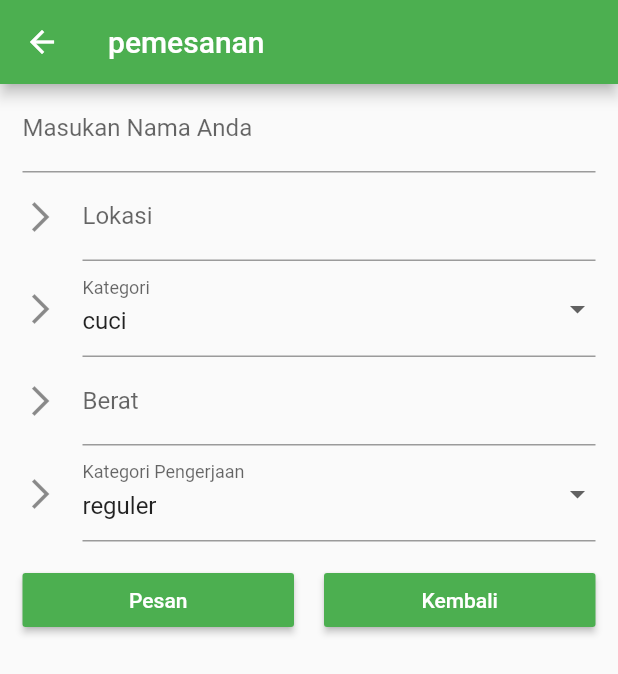
After one commit to bumpyy/laundry_kkp, a Flutter app: the PemesananAdmin screen opened directly, after a tap on "Pesan", on a phone screen of 412 x 824 dp. The commit adds this screen. Shown: the top 674 px of the screen. Run offline on Flutter 3.47's test engine with Material 2 defaults, Android fonts, the phone set to English and light mode, and no system bars; drawn by our look-alikes of flutter_form_builder; our stand-ins replace flutter_local_notifications, flutter_login, font_awesome_flutter, shared_preferences, sqflite; missing offline and left inert: indonesia; accounts and stored records are empty; project files that could hold a hidden picture were left out.

Commit message:
menggabungkan user + admin dan tambah local notif

```diff
--- a/lib/pages/widgets/sign_up.dart
+++ b/lib/pages/widgets/sign_up.dart
@@ -1,6 +1,6 @@
 import 'package:flutter/material.dart';
 import 'package:font_awesome_flutter/font_awesome_flutter.dart';
-import '../../screen/user_main.dart';
+import '../../screenUser/user_main.dart';
 import '../../services/db_helper.dart';
 import '../../services/shared_pref.dart';
 import '../../theme.dart';
--- /dev/null
+++ b/lib/screenAdmin/pemesananAdmin.dart
@@ -0,0 +1,184 @@
+import 'package:flutter/material.dart';
+import 'package:flutter_form_builder/flutter_form_builder.dart';
+import '../services/db_helper.dart';
+import '../services/shared_pref.dart';
+
+class PemesananAdmin extends StatefulWidget {
+  @override
+  _PemesananAdminState createState() => _PemesananAdminState();
+}
+
+class _PemesananAdminState extends State<PemesananAdmin> {
+  final _formKey = GlobalKey<FormBuilderState>();
+  final kategoriMap = {
+    'cuci': 10000,
+    'setrika': 12000,
+    'complete': 20000,
+  };
+  final kategoriPengerjaanMap = {
+    'reguler': 10000,
+    'express': 20000,
+    'kilat': 30000,
+  };
+
+  @override
+  Widget build(BuildContext context) {
+    return Scaffold(
+      appBar: AppBar(
+        title: Text('pemesanan'),
+      ),
+      body: Padding(
+        padding: const EdgeInsets.only(
+          left: 15.0,
+          right: 15.0,
+        ),
+        child: Column(
+          mainAxisAlignment: MainAxisAlignment.start,
+          children: <Widget>[
+            FormBuilder(
+              key: _formKey,
+              child: Column(
+                children: <Widget>[
+                  FormBuilderTextField(
+                    name: 'nama',
+                    decoration: InputDecoration(
+                      labelText: 'Masukan Nama Anda',
+                    ),
+                    // valueTransformer: (text) => num.tryParse(text),
+                    validator: FormBuilderValidators.compose([
+                      FormBuilderValidators.required(context),
+                    ]),
+                    keyboardType: TextInputType.name,
+                  ),
+                  FormBuilderTextField(
+                    name: 'lokasi',
+                    decoration: InputDecoration(
+                      icon: Icon(Icons.arrow_forward_ios),
+                      labelText: 'Lokasi',
+                    ),
+                    // valueTransformer: (text) => num.tryParse(text),
+                    validator: FormBuilderValidators.compose([
+                      FormBuilderValidators.required(context),
+                    ]),
+                    keyboardType: TextInputType.streetAddress,
+                  ),
+                  FormBuilderDropdown(
+                    name: 'kategori',
+                    decoration: InputDecoration(
+                      icon: Icon(Icons.arrow_forward_ios),
+                      labelText: 'Kategori',
+                    ),
+                    initialValue: 'cuci',
+                    // allowClear: true,
+                    hint: Text('Kategori'),
+                    validator: FormBuilderValidators.compose(
+                        [FormBuilderValidators.required(context)]),
+                    items: kategoriMap.keys
+                        .map((v) => DropdownMenuItem(
+                              value: v,
+                              child: Text('$v'),
+                            ))
+                        .toList(),
+                  ),
+                  FormBuilderTextField(
+                    name: 'berat',
+                    decoration: InputDecoration(
+                      icon: Icon(Icons.arrow_forward_ios),
+                      labelText: 'Berat',
+                    ),
+                    // valueTransformer: (text) => num.tryParse(text),
+                    validator: FormBuilderValidators.compose([
+                      FormBuilderValidators.required(context),
+                      FormBuilderValidators.numeric(context),
+                      FormBuilderValidators.max(context, 20),
+                    ]),
+                    keyboardType: TextInputType.number,
+                  ),
+                  FormBuilderDropdown(
+                    name: 'kategoriPengerjaan',
+                    decoration: InputDecoration(
+                      icon: Icon(Icons.arrow_forward_ios),
+                      labelText: 'Kategori Pengerjaan',
+                    ),
+                    initialValue: 'reguler',
+                    // allowClear: true,
+                    hint: Text('Pilih Jenis Pengerjaan'),
+                    validator: FormBuilderValidators.compose(
+                        [FormBuilderValidators.required(context)]),
+                    items: kategoriPengerjaanMap.keys
+                        .map((v) => DropdownMenuItem(
+                              value: v,
+                              child: Text('$v'),
+                            ))
+                        .toList(),
+                  ),
+                ],
+              ),
+            ),
+            Padding(
+              padding: const EdgeInsets.only(top: 15.0),
+              child: Row(
+                children: <Widget>[
+                  Expanded(
+                    child: MaterialButton(
+                      color: Theme.of(context).accentColor,
+                      child: Text(
+                        "Pesan",
+                        style: TextStyle(color: Colors.white),
+                      ),
+                      onPressed: () async {
+                        _formKey.currentState.save();
+
+                        if (_formKey.currentState.validate()) {
+                          final beratFinal =
+                              _formKey.currentState.value['berat'];
+                          final faktorHarga1 = kategoriMap[
+                              _formKey.currentState.value['kategori']];
+                          final faktorHarga2 = kategoriPengerjaanMap[_formKey
+                              .currentState.value['kategoriPengerjaan']];
+
+                          // print(beratFinal);
+                          // print(faktorHarga1);
+                          // print(faktorHarga2);
+                          final date = DateTime.now();
+                          final value = {
+                            'emailUser': SharedPrefs().username,
+                            'SudahBayar': 0,
+                            'statusPengerjaan': 'diproses',
+                            'harga': (int.parse(beratFinal) *
+                                    (faktorHarga1 + faktorHarga2))
+                                .toInt(),
+                            'date': "${date.day}-${date.month}-${date.year}"
+                          };
+                          value.addAll(_formKey.currentState.value);
+                          print(value);
+                          await DatabaseHelper.instance.insertPesanan(value);
+                          Navigator.pop(context);
+                        } else {
+                          print("validation failed");
+                        }
+                      },
+                    ),
+                  ),
+                  SizedBox(width: 20),
+                  Expanded(
+                    child: MaterialButton(
+                      color: Theme.of(context).accentColor,
+                      child: Text(
+                        "Kembali",
+                        style: TextStyle(color: Colors.white),
+                      ),
+                      onPressed: () {
+                        _formKey.currentState.reset();
+                      },
+                    ),
+                  ),
+                ],
+              ),
+            ),
+          ],
+        ),
+      ),
+    );
+  }
+}
--- a/lib/screen/detailPesanan.dart
+++ b/lib/screenUser/detailPesanan.dart
@@ -77,7 +77,7 @@ class DetailPesanan extends StatelessWidget {
             ),
           ),
           Expanded(
-            child: Column(
+            child: Row(
               children: [
                 Column(
                   children: [
--- a/lib/screen/pemesanan.dart
+++ b/lib/screenUser/pemesanan.dart
@@ -40,7 +40,7 @@ class _PemesananState extends State<Pemesanan> {
               child: Column(
                 children: <Widget>[
                   FormBuilderTextField(
-                    name: 'nama',
+                    name: 'nama', initialValue: SharedPrefs().username,
                     decoration: InputDecoration(
                       labelText: 'Masukan Nama Anda',
                     ),
--- a/lib/services/db_helper.dart
+++ b/lib/services/db_helper.dart
@@ -60,7 +60,7 @@ class DatabaseHelper {
           )
           '''),
         )
-          .then(
+        .then(
           (value) => db.execute('''
            CREATE TABLE admin (
             email TEXT NOT NULL,
@@ -71,7 +71,7 @@ class DatabaseHelper {
         .then(
           (_) => db.insert(
             'admin',
-            {'email': "admin@admin", 'pass': 'admin123'},
+            {'email': "admin@admin.com", 'pass': 'admin123'},
           ),
         );
   }
--- a/lib/app/sign_in/sign_in_button.dart
+++ b/lib/widgets/sign_in_button.dart
@@ -1,5 +1,5 @@
 import 'package:flutter/material.dart';
-import '../../common_widgets/custom_elevated_widget.dart';
+import '../common_widgets/custom_elevated_widget.dart';
 
 class SignInButton extends CustomElevatedButton {
   SignInButton({
--- a/pubspec.yaml
+++ b/pubspec.yaml
@@ -25,11 +25,13 @@ dependencies:
     sdk: flutter
   cupertino_icons: ^1.0.2
   flutter_form_builder: ^6.0.0
+  flutter_local_notifications: ^5.0.0+4
   flutter_login: ^1.1.0
   font_awesome_flutter: ^9.0.0
   indonesia: ^1.0.1
   path: ^1.8.0
   path_provider: ^2.0.1
+  provider: ^5.0.0
   shared_preferences: ^2.0.5
   sqflite: ^2.0.0+3
 
```
Also changed, not shown: lib/main.dart (+12 -2 lines), lib/pages/Admin_login/sign_in_admin.dart (renamed from lib/app/sign_in/sign_in_page.dart, +11 -5 lines), lib/pages/widgets/sign_in.dart (+28 -3 lines), lib/screenAdmin/admin_main.dart (renamed from lib/screen/user_main.dart, +40 -28 lines), lib/screenAdmin/detailPesananAdmin.dart (added, +124 -0 lines), lib/screenUser/user_main.dart (added, +100 -0 lines), lib/services/notification.dart (added, +110 -0 lines), lib/widgets/list_pesanan.dart (+18 -6 lines), pubspec.lock, 3 other files.
